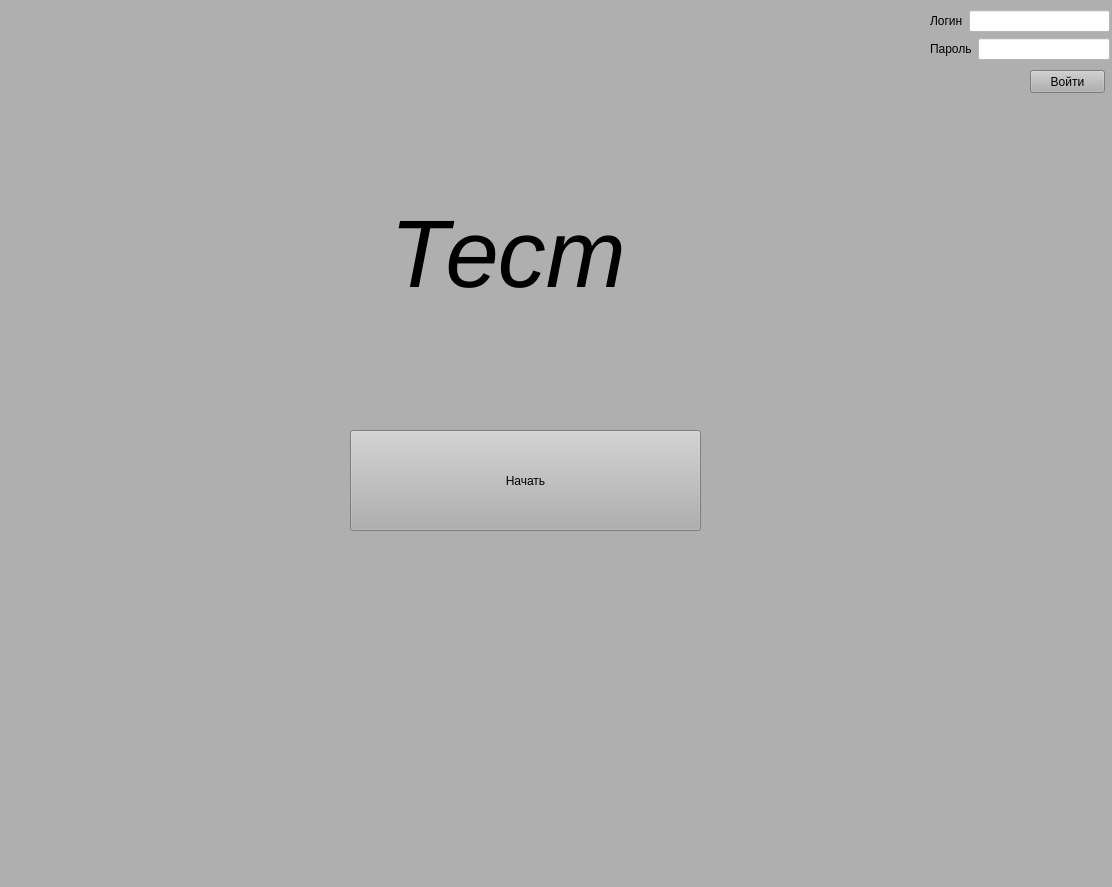
First picture: the form in test.ui, repository dunda18/project_1, before the edit.
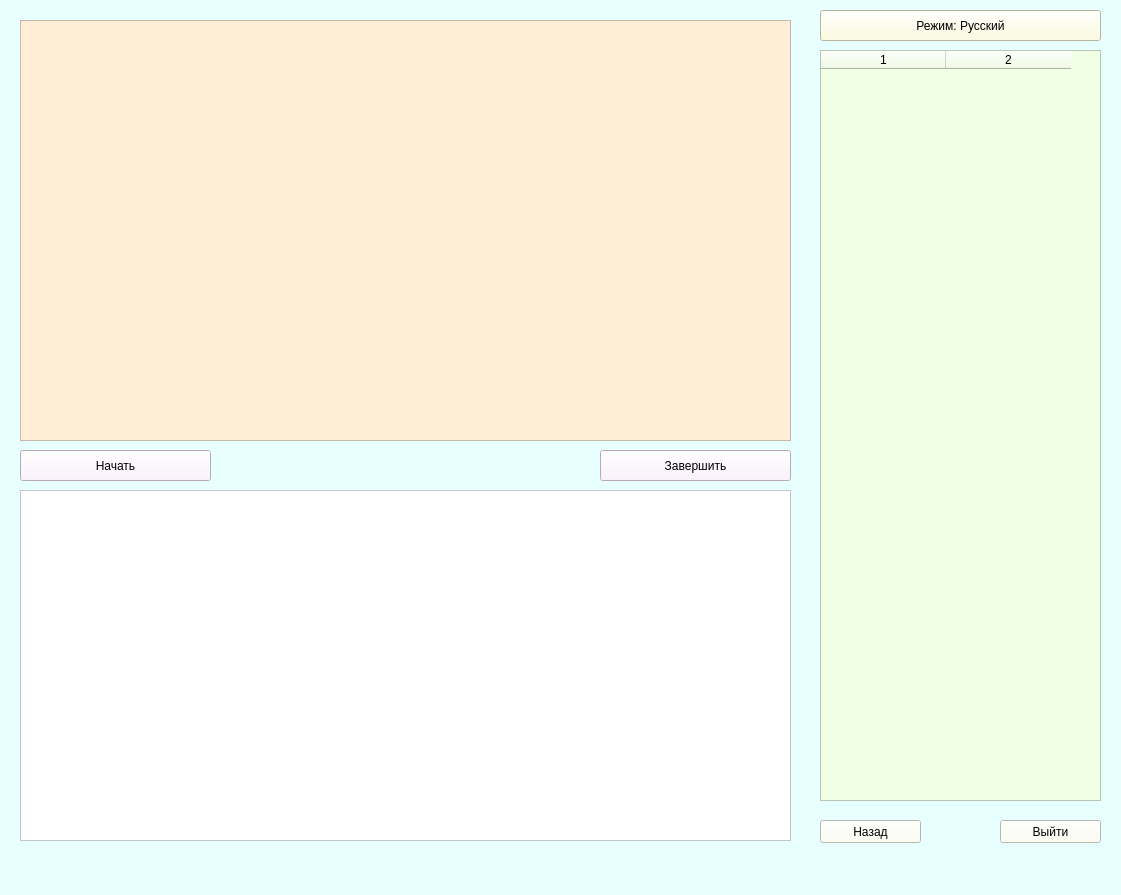
Second picture: the form after the edit.

Patch:
```diff
--- a/test.ui
+++ b/test.ui
@@ -6,103 +6,173 @@
    <rect>
     <x>0</x>
     <y>0</y>
-    <width>1112</width>
-    <height>887</height>
+    <width>1121</width>
+    <height>895</height>
    </rect>
   </property>
   <property name="windowTitle">
    <string>MainWindow</string>
   </property>
   <property name="styleSheet">
-   <string notr="true">background-color: rgb(175, 175, 175);</string>
+   <string notr="true">background-color: rgb(231, 255, 254);</string>
   </property>
   <widget class="QWidget" name="centralwidget">
-   <widget class="QPushButton" name="pushButton">
+   <widget class="QTextBrowser" name="textBrowser">
     <property name="geometry">
      <rect>
-      <x>1030</x>
-      <y>70</y>
-      <width>75</width>
-      <height>23</height>
+      <x>20</x>
+      <y>20</y>
+      <width>771</width>
+      <height>421</height>
      </rect>
     </property>
-    <property name="text">
-     <string>Войти</string>
+    <property name="styleSheet">
+     <string notr="true">background-color: rgb(255, 237, 215);</string>
     </property>
+    <property name="html">
+     <string>&lt;!DOCTYPE HTML PUBLIC &quot;-//W3C//DTD HTML 4.0//EN&quot; &quot;http://www.w3.org/TR/REC-html40/strict.dtd&quot;&gt;
+&lt;html&gt;&lt;head&gt;&lt;meta name=&quot;qrichtext&quot; content=&quot;1&quot; /&gt;&lt;style type=&quot;text/css&quot;&gt;
+p, li { white-space: pre-wrap; }
+&lt;/style&gt;&lt;/head&gt;&lt;body style=&quot; font-family:'MS Shell Dlg 2'; font-size:8.25pt; font-weight:400; font-style:normal;&quot;&gt;
+&lt;p style=&quot;-qt-paragraph-type:empty; margin-top:0px; margin-bottom:0px; margin-left:0px; margin-right:0px; -qt-block-indent:0; text-indent:0px;&quot;&gt;&lt;br /&gt;&lt;/p&gt;&lt;/body&gt;&lt;/html&gt;</string>
+    </property>
    </widget>
-   <widget class="QLabel" name="label_3">
+   <widget class="QTextEdit" name="textEdit">
     <property name="geometry">
      <rect>
-      <x>390</x>
-      <y>180</y>
-      <width>401</width>
-      <height>151</height>
+      <x>20</x>
+      <y>490</y>
+      <width>771</width>
+      <height>351</height>
      </rect>
     </property>
-    <property name="text">
-     <string>&lt;html&gt;&lt;head/&gt;&lt;body&gt;&lt;p&gt;&lt;span style=&quot; font-size:72pt; font-style:italic;&quot;&gt;Тест&lt;/span&gt;&lt;/p&gt;&lt;/body&gt;&lt;/html&gt;</string>
+    <property name="styleSheet">
+     <string notr="true">background-color: rgb(255, 255, 255);</string>
     </property>
+    <property name="html">
+     <string>&lt;!DOCTYPE HTML PUBLIC &quot;-//W3C//DTD HTML 4.0//EN&quot; &quot;http://www.w3.org/TR/REC-html40/strict.dtd&quot;&gt;
+&lt;html&gt;&lt;head&gt;&lt;meta name=&quot;qrichtext&quot; content=&quot;1&quot; /&gt;&lt;style type=&quot;text/css&quot;&gt;
+p, li { white-space: pre-wrap; }
+&lt;/style&gt;&lt;/head&gt;&lt;body style=&quot; font-family:'MS Shell Dlg 2'; font-size:8.25pt; font-weight:400; font-style:normal;&quot;&gt;
+&lt;p style=&quot;-qt-paragraph-type:empty; margin-top:0px; margin-bottom:0px; margin-left:0px; margin-right:0px; -qt-block-indent:0; text-indent:0px; font-size:16pt;&quot;&gt;&lt;br /&gt;&lt;/p&gt;&lt;/body&gt;&lt;/html&gt;</string>
+    </property>
    </widget>
    <widget class="QPushButton" name="pushButton_2">
     <property name="geometry">
      <rect>
-      <x>350</x>
-      <y>430</y>
-      <width>351</width>
-      <height>101</height>
+      <x>20</x>
+      <y>450</y>
+      <width>191</width>
+      <height>31</height>
      </rect>
     </property>
+    <property name="styleSheet">
+     <string notr="true">background-color: rgb(253, 239, 255);</string>
+    </property>
     <property name="text">
      <string>Начать</string>
     </property>
    </widget>
-   <widget class="QWidget" name="layoutWidget">
+   <widget class="QPushButton" name="endButton">
     <property name="geometry">
      <rect>
-      <x>930</x>
+      <x>600</x>
+      <y>450</y>
+      <width>191</width>
+      <height>31</height>
+     </rect>
+    </property>
+    <property name="styleSheet">
+     <string notr="true">background-color: rgb(253, 239, 255);</string>
+    </property>
+    <property name="text">
+     <string>Завершить</string>
+    </property>
+   </widget>
+   <widget class="QTableWidget" name="tableWidget">
+    <property name="geometry">
+     <rect>
+      <x>820</x>
+      <y>50</y>
+      <width>281</width>
+      <height>751</height>
+     </rect>
+    </property>
+    <property name="styleSheet">
+     <string notr="true">background-color: rgb(241, 255, 229);</string>
+    </property>
+    <property name="rowCount">
+     <number>0</number>
+    </property>
+    <property name="columnCount">
+     <number>2</number>
+    </property>
+    <attribute name="horizontalHeaderDefaultSectionSize">
+     <number>125</number>
+    </attribute>
+    <column/>
+    <column/>
+   </widget>
+   <widget class="QLabel" name="resultLabel">
+    <property name="geometry">
+     <rect>
+      <x>330</x>
+      <y>450</y>
+      <width>211</width>
+      <height>31</height>
+     </rect>
+    </property>
+    <property name="text">
+     <string/>
+    </property>
+   </widget>
+   <widget class="QPushButton" name="languageButton">
+    <property name="geometry">
+     <rect>
+      <x>820</x>
       <y>10</y>
-      <width>180</width>
-      <height>52</height>
+      <width>281</width>
+      <height>31</height>
      </rect>
     </property>
-    <layout class="QVBoxLayout" name="verticalLayout">
-     <item>
-      <layout class="QHBoxLayout" name="horizontalLayout">
-       <item>
-        <widget class="QLabel" name="label">
-         <property name="text">
-          <string>Логин</string>
-         </property>
-        </widget>
-       </item>
-       <item>
-        <widget class="QLineEdit" name="lineEdit">
-         <property name="styleSheet">
-          <string notr="true">background-color: rgb(255, 255, 255);</string>
-         </property>
-        </widget>
-       </item>
-      </layout>
-     </item>
-     <item>
-      <layout class="QHBoxLayout" name="horizontalLayout_2">
-       <item>
-        <widget class="QLabel" name="label_2">
-         <property name="text">
-          <string>Пароль</string>
-         </property>
-        </widget>
-       </item>
-       <item>
-        <widget class="QLineEdit" name="lineEdit_2">
-         <property name="styleSheet">
-          <string notr="true">background-color: rgb(255, 255, 255);</string>
-         </property>
-        </widget>
-       </item>
-      </layout>
-     </item>
-    </layout>
+    <property name="styleSheet">
+     <string notr="true">background-color: rgb(255, 254, 216);</string>
+    </property>
+    <property name="text">
+     <string>Режим: Русский</string>
+    </property>
+   </widget>
+   <widget class="QPushButton" name="backButton">
+    <property name="geometry">
+     <rect>
+      <x>820</x>
+      <y>820</y>
+      <width>101</width>
+      <height>23</height>
+     </rect>
+    </property>
+    <property name="styleSheet">
+     <string notr="true">background-color: rgb(255, 255, 239);</string>
+    </property>
+    <property name="text">
+     <string>Назад</string>
+    </property>
+   </widget>
+   <widget class="QPushButton" name="exitButton">
+    <property name="geometry">
+     <rect>
+      <x>1000</x>
+      <y>820</y>
+      <width>101</width>
+      <height>23</height>
+     </rect>
+    </property>
+    <property name="styleSheet">
+     <string notr="true">background-color: rgb(255, 255, 239);</string>
+    </property>
+    <property name="text">
+     <string>Выйти</string>
+    </property>
    </widget>
   </widget>
   <widget class="QMenuBar" name="menubar">
```
Left out of the diff: 4 changed lines with no effect on the pictures.
